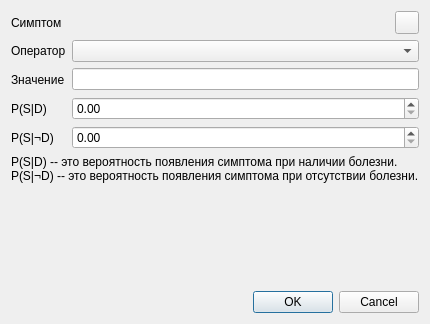
First picture: the form in src/diagnosis_rules/ruleitemeditdialog.ui, repository megakoko/m-system, before the edit.
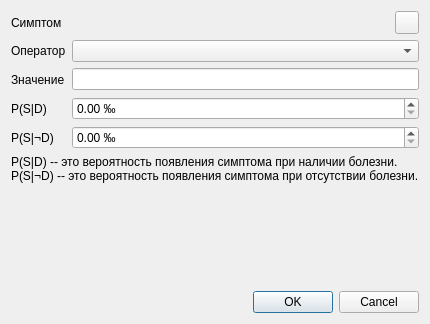
Second picture: the form after the edit.

Commit message: Теперь вместо вероятности из отрезка [0;1] в пользовательском интерфейсе используются промилле/проценты. Также немного изменил элементы осмотра пациента.

Diff of the .ui file:
```diff
--- a/src/diagnosis_rules/ruleitemeditdialog.ui
+++ b/src/diagnosis_rules/ruleitemeditdialog.ui
@@ -106,8 +106,11 @@
      </item>
      <item row="3" column="1">
       <widget class="QDoubleSpinBox" name="m_probabilityWithDisease">
+       <property name="suffix">
+        <string> ‰</string>
+       </property>
        <property name="maximum">
-        <double>1.000000000000000</double>
+        <double>1000.000000000000000</double>
        </property>
        <property name="singleStep">
         <double>0.100000000000000</double>
@@ -126,8 +129,11 @@
      </item>
      <item row="4" column="1">
       <widget class="QDoubleSpinBox" name="m_probabilityWithoutDisease">
+       <property name="suffix">
+        <string> ‰</string>
+       </property>
        <property name="maximum">
-        <double>1.000000000000000</double>
+        <double>1000.000000000000000</double>
        </property>
        <property name="singleStep">
         <double>0.100000000000000</double>
```
Left out of the diff: 4 changed lines with no effect on the pictures. The commit also changes 5 other files.
